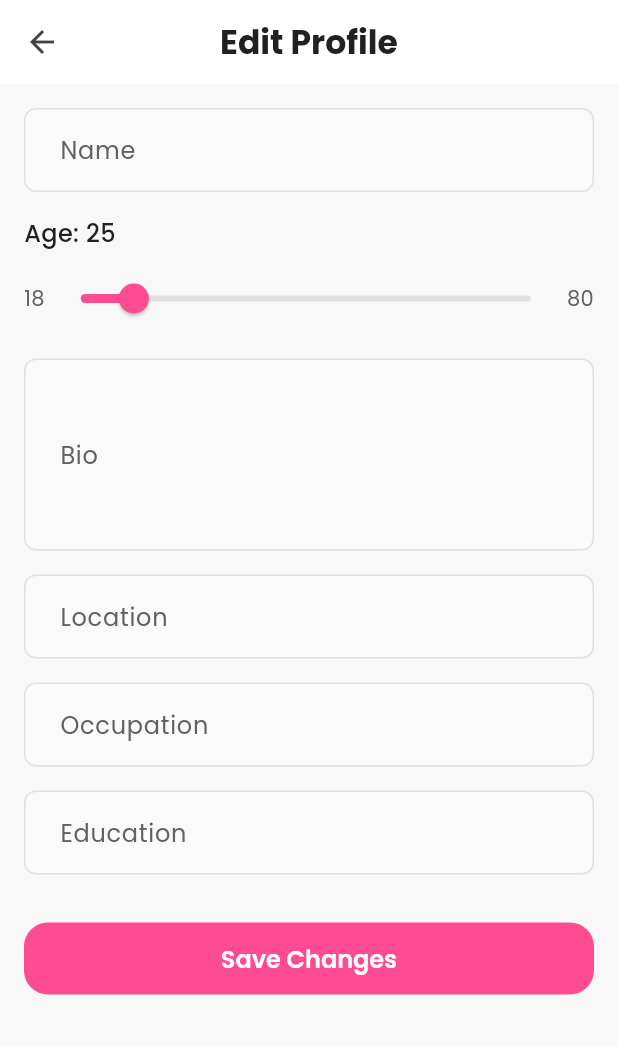
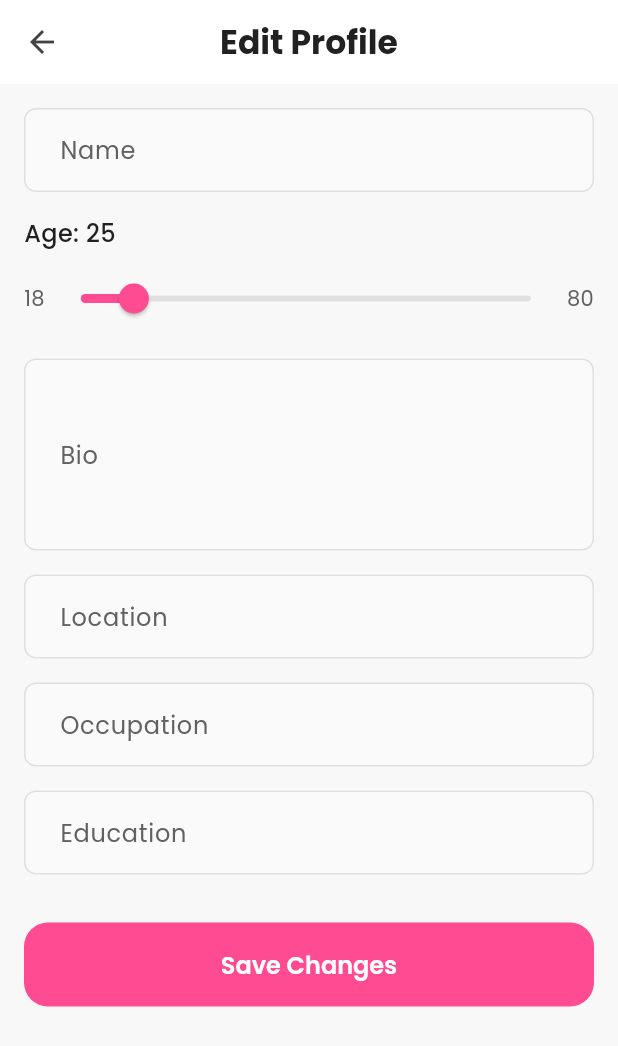
Before and after one commit to Edil-Ayehu/Flutter-Dating-App, a Flutter app: the EditProfileScreen screen opened by its route, on a phone screen of 412 x 824 dp. Shown: the top 1046 px of the screen. Run offline on Flutter 3.47's test engine with Material 3 defaults, Android fonts, the phone set to English and light mode, and no system bars; our stand-ins replace google_fonts, image_picker, shared_preferences; accounts and stored records are empty; network calls fail.

Commit message:
custom button modification

```diff
--- a/lib/core/widgets/custom_button.dart
+++ b/lib/core/widgets/custom_button.dart
@@ -133,11 +133,11 @@ class CustomButton extends StatelessWidget {
   EdgeInsetsGeometry _getPadding() {
     switch (size) {
       case ButtonSize.small:
-        return const EdgeInsets.symmetric(horizontal: 16, vertical: 8);
+        return const EdgeInsets.symmetric(horizontal: 16, vertical: 12);
       case ButtonSize.medium:
-        return const EdgeInsets.symmetric(horizontal: 24, vertical: 12);
+        return const EdgeInsets.symmetric(horizontal: 24, vertical: 16);
       case ButtonSize.large:
-        return const EdgeInsets.symmetric(horizontal: 32, vertical: 16);
+        return const EdgeInsets.symmetric(horizontal: 32, vertical: 20);
     }
   }
 
```
